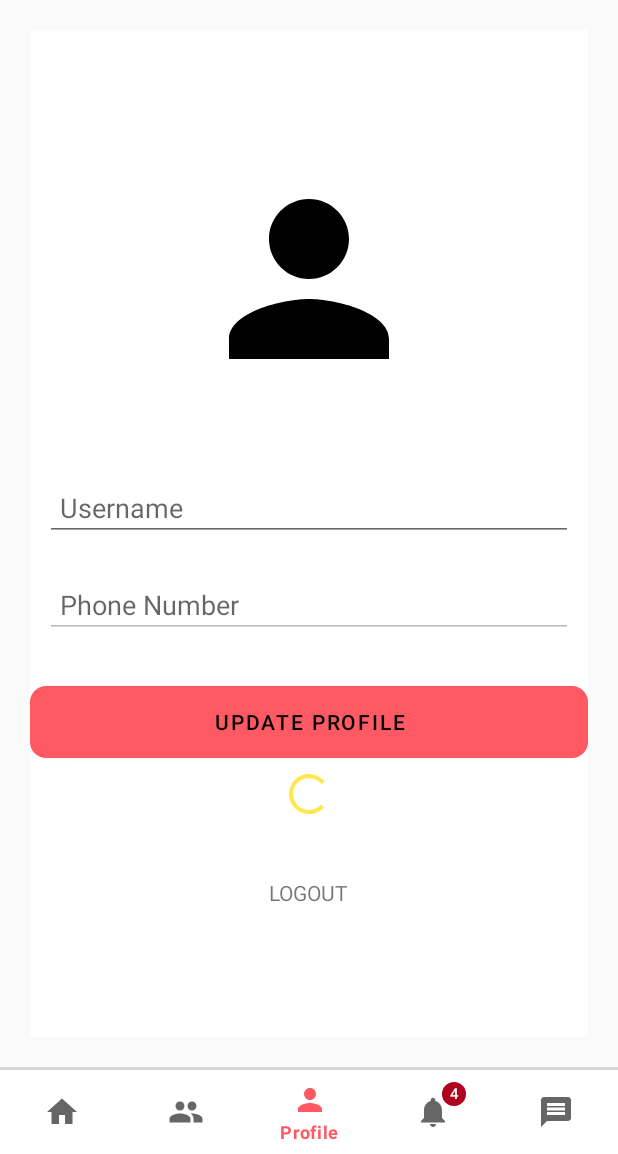
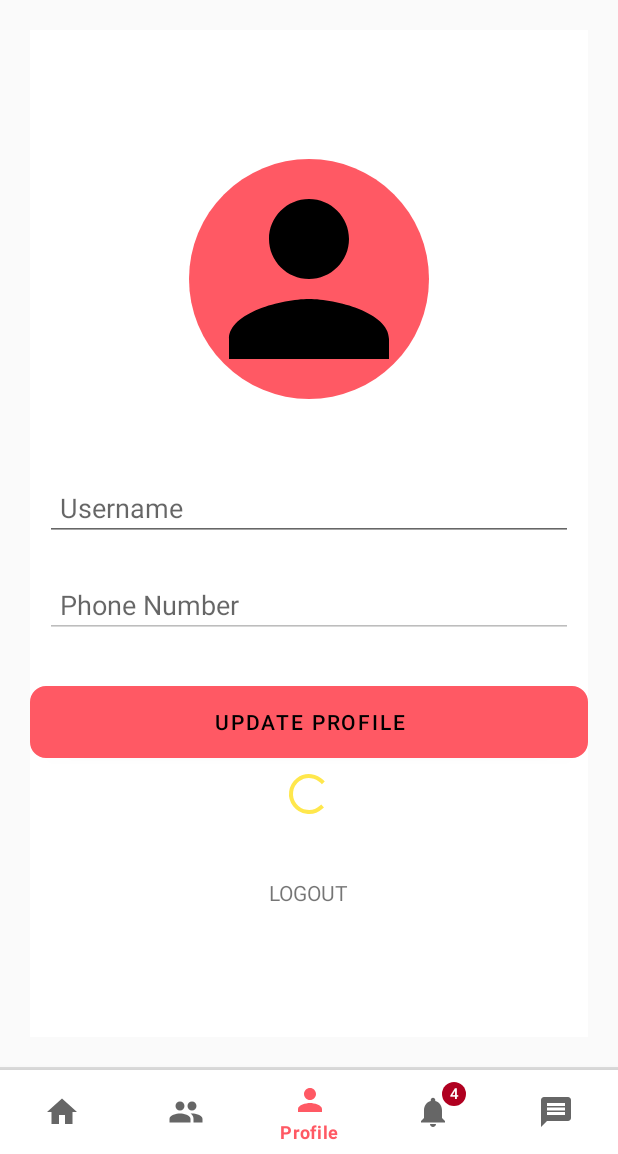
Before and after one commit to Vincent-48/Onagi2, an Android app: the screen it shows after launch once a user with an empty profile is signed in (MainActivity), item 3 of the bottom bar chosen, on a phone screen of 412 x 824 dp, the part 82-1236 px from its top. Run offline under Robolectric (Android 15) with nearby library versions, the phone set to English and light mode, and no system bars; our stand-ins replace Firebase (no records; nobody signed in at launch, a user with empty details on screens opened directly); 2 statements that could not run were skipped.

Commit message:
initial commit

```diff
--- a/app/src/main/java/com/example/onagi2/ProfileFragment.java
+++ b/app/src/main/java/com/example/onagi2/ProfileFragment.java
@@ -12,6 +12,8 @@ import android.widget.TextView;
 
 import androidx.fragment.app.Fragment;
 
+import com.example.onagi2.Model.UserModel;
+
 
 public class ProfileFragment extends Fragment {
 
@@ -21,6 +23,7 @@ public class ProfileFragment extends Fragment {
     Button updateprofileBtn;
     ProgressBar progressBar;
     TextView logoutBtn;
+    UserModel currentUserModel;
 
     View view;
 
@@ -50,6 +53,10 @@ public class ProfileFragment extends Fragment {
 
     }
     void getUserData(){
-
+        FirebaseUtil.currentUserDetails().get().addOnCompleteListener(task -> {
+            currentUserModel = task.getResult().toObject(UserModel.class);
+            usernameInput.setText(currentUserModel.getUsername());
+            phoneInput.setText(currentUserModel.getPhone());
+        });
     }
 }
--- a/app/src/main/res/layout/fragment_profile.xml
+++ b/app/src/main/res/layout/fragment_profile.xml
@@ -16,7 +16,7 @@
         android:layout_width="160dp"
         android:layout_height="160dp"
         android:background="@drawable/circular_bg"
-        android:backgroundTint="@color/white"
+        android:backgroundTint="@color/my_primary"
         android:src="@drawable/baseline_person_24"
         android:scaleType="centerCrop"
         android:layout_marginBottom="40dp"/>
```
